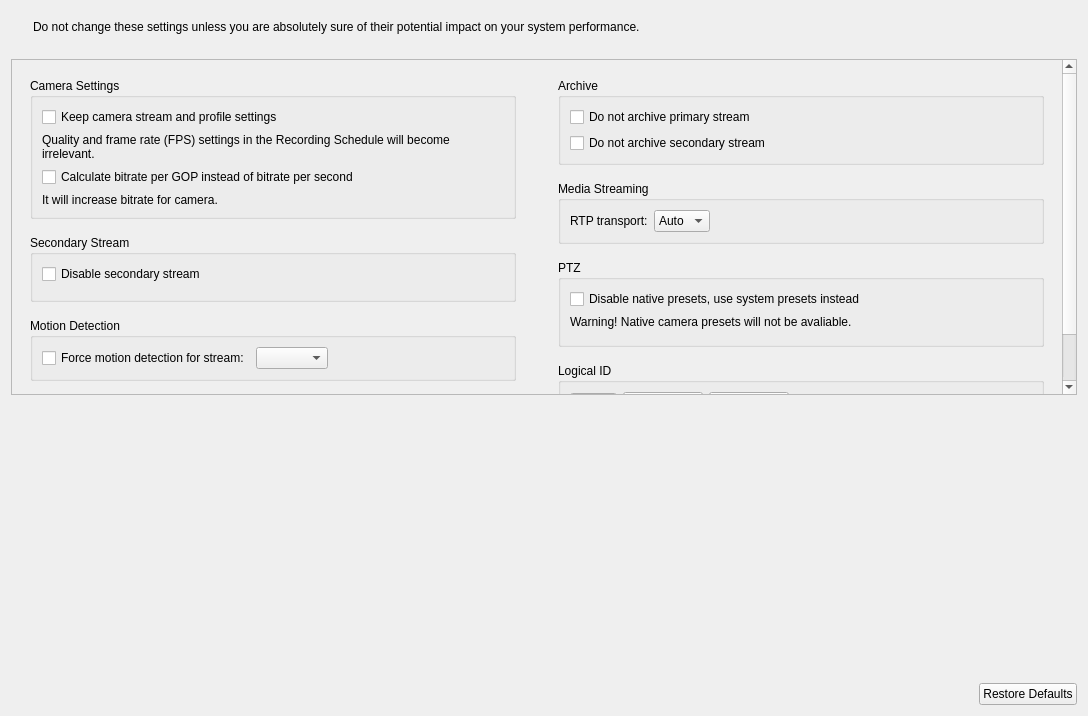
Qt form client/nx_client_desktop/src/ui/widgets/properties/expert_settings_widget.ui (networkoptix/nx_open) before a commit.
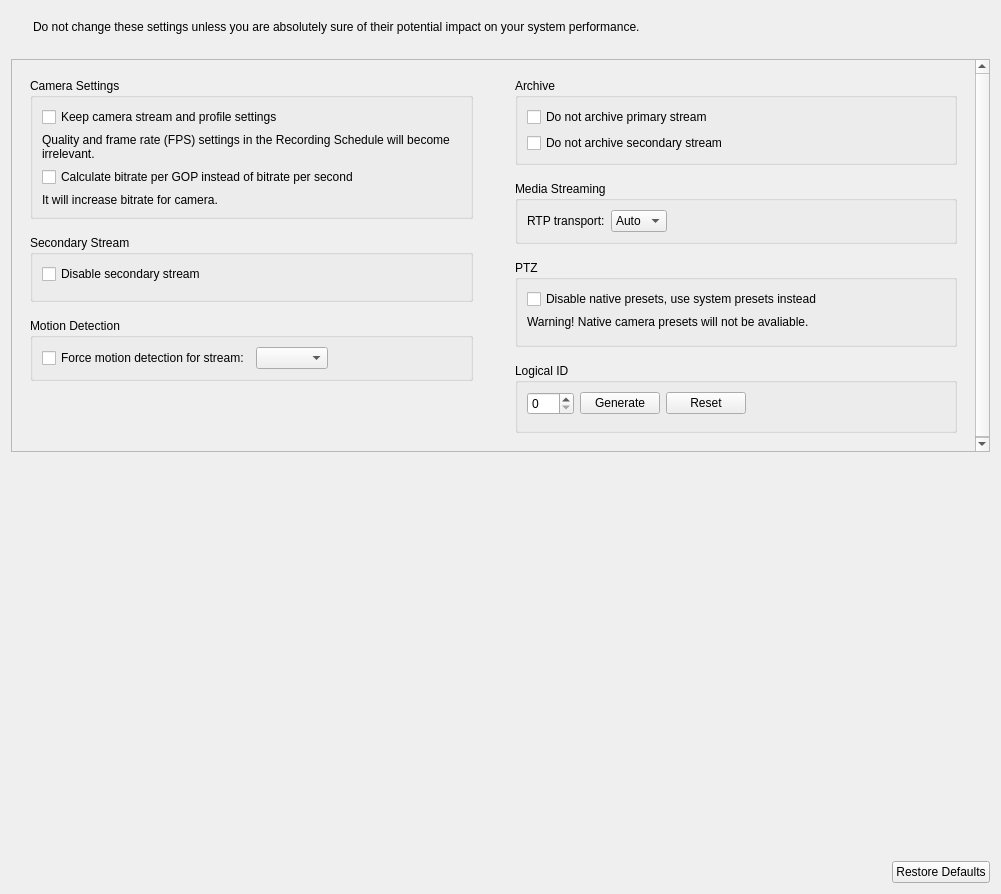
The same form after that commit. Custom widgets are drawn as their Qt base class.

Commit message:
VMS-9540 VMS-9541 Fixed layout issues for help tooltips
<==== Mercurial data ====>
Branch: vms_3.2_dev

```diff
--- a/client/nx_client_desktop/src/ui/widgets/properties/expert_settings_widget.ui
+++ b/client/nx_client_desktop/src/ui/widgets/properties/expert_settings_widget.ui
@@ -6,8 +6,8 @@
    <rect>
     <x>0</x>
     <y>0</y>
-    <width>1088</width>
-    <height>716</height>
+    <width>1001</width>
+    <height>894</height>
    </rect>
   </property>
   <layout class="QVBoxLayout" name="verticalLayout_5">
@@ -59,8 +59,8 @@
        <rect>
         <x>0</x>
         <y>0</y>
-        <width>1051</width>
-        <height>378</height>
+        <width>981</width>
+        <height>384</height>
        </rect>
       </property>
       <layout class="QHBoxLayout" name="horizontalLayout_5" stretch="1,1">
@@ -83,7 +83,7 @@
             </property>
             <layout class="QVBoxLayout" name="verticalLayout_4">
              <item>
-              <layout class="QHBoxLayout" name="settingsDisableControlLayout" stretch="0,0,1">
+              <layout class="QHBoxLayout" name="settingsDisableControlLayout" stretch="0,1,0">
                <item>
                 <widget class="QCheckBox" name="settingsDisableControlCheckBox">
                  <property name="sizePolicy">
@@ -97,19 +97,6 @@
                  </property>
                 </widget>
                </item>
-               <item>
-                <spacer name="horizontalSpacer_3">
-                 <property name="orientation">
-                  <enum>Qt::Horizontal</enum>
-                 </property>
-                 <property name="sizeHint" stdset="0">
-                  <size>
-                   <width>40</width>
-                   <height>20</height>
-                  </size>
-                 </property>
-                </spacer>
-               </item>
                <item>
                 <widget class="nx::client::desktop::HintButton" name="settingsDisableControlHint" native="true">
                  <property name="sizePolicy">
@@ -120,6 +107,19 @@
                  </property>
                 </widget>
                </item>
+               <item>
+                <spacer name="horizontalSpacer_3">
+                 <property name="orientation">
+                  <enum>Qt::Horizontal</enum>
+                 </property>
+                 <property name="sizeHint" stdset="0">
+                  <size>
+                   <width>20</width>
+                   <height>0</height>
+                  </size>
+                 </property>
+                </spacer>
+               </item>
               </layout>
              </item>
              <item>
@@ -133,7 +133,7 @@
               </widget>
              </item>
              <item>
-              <layout class="QHBoxLayout" name="bitratePerGopLayout" stretch="0,0,1">
+              <layout class="QHBoxLayout" name="bitratePerGopLayout" stretch="0,1,0">
                <item>
                 <widget class="QCheckBox" name="bitratePerGopCheckBox">
                  <property name="sizePolicy">
@@ -147,19 +147,6 @@
                  </property>
                 </widget>
                </item>
-               <item>
-                <spacer name="horizontalSpacer_4">
-                 <property name="orientation">
-                  <enum>Qt::Horizontal</enum>
-                 </property>
-                 <property name="sizeHint" stdset="0">
-                  <size>
-                   <width>40</width>
-                   <height>20</height>
-                  </size>
-                 </property>
-                </spacer>
-               </item>
                <item>
                 <widget class="nx::client::desktop::HintButton" name="bitratePerGopHint" native="true">
                  <property name="sizePolicy">
@@ -170,6 +157,19 @@
                  </property>
                 </widget>
                </item>
+               <item>
+                <spacer name="horizontalSpacer_4">
+                 <property name="orientation">
+                  <enum>Qt::Horizontal</enum>
+                 </property>
+                 <property name="sizeHint" stdset="0">
+                  <size>
+                   <width>40</width>
+                   <height>0</height>
+                  </size>
+                 </property>
+                </spacer>
+               </item>
               </layout>
              </item>
              <item>
@@ -498,7 +498,7 @@
      <property name="sizeHint" stdset="0">
       <size>
        <width>20</width>
-       <height>1</height>
+       <height>0</height>
       </size>
      </property>
     </spacer>
@@ -530,17 +530,17 @@
   </layout>
  </widget>
  <customwidgets>
+  <customwidget>
+   <class>nx::client::desktop::HintButton</class>
+   <extends>QWidget</extends>
+   <header location="global">nx/client/desktop/common/widgets/hint_button.h</header>
+  </customwidget>
   <customwidget>
    <class>QnWordWrappedLabel</class>
    <extends>QWidget</extends>
    <header location="global">ui/widgets/word_wrapped_label.h</header>
    <container>1</container>
   </customwidget>
-  <customwidget>
-   <class>nx::client::desktop::HintButton</class>
-   <extends>QWidget</extends>
-   <header location="global">nx/client/desktop/common/widgets/hint_button.h</header>
-  </customwidget>
  </customwidgets>
  <tabstops>
   <tabstop>scrollArea</tabstop>
```
The commit also changes 3 other files.
